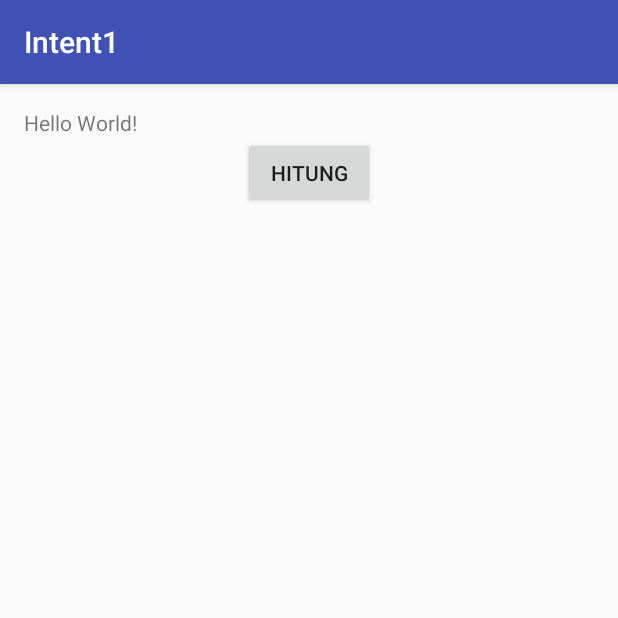
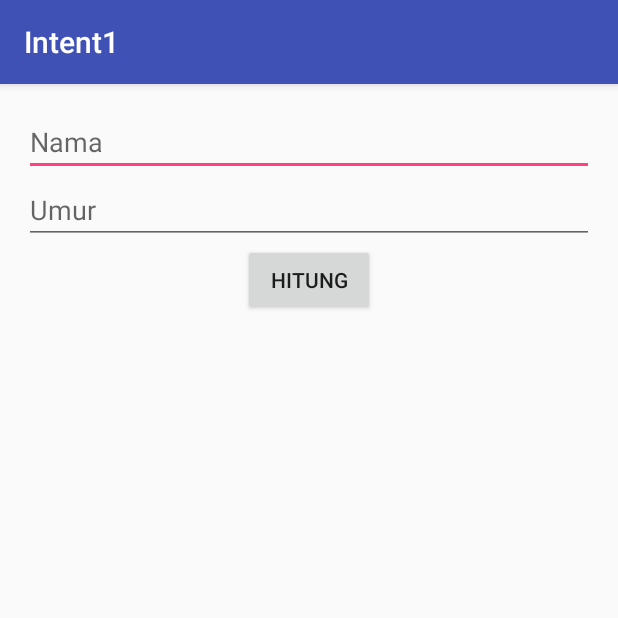
Before and after one commit to GrandisRF/Intent1, an Android app: the screen it shows after launch (MainActivity), on a phone screen of 412 x 824 dp, the top half of it. Run offline under Robolectric (Android 15) with nearby library versions, the phone set to English and light mode, and no system bars.

Commit message:
startActivity Part 2

```diff
--- a/app/build.gradle
+++ b/app/build.gradle
@@ -23,4 +23,5 @@ dependencies {
     compile fileTree(dir: 'libs', include: ['*.jar'])
     testCompile 'junit:junit:4.12'
     compile 'com.android.support:appcompat-v7:23.3.0'
+    compile 'com.android.support:design:23.3.0'
 }
--- a/app/src/main/java/id/sch/smktelkom_mlg/learn/intent1/MainActivity.java
+++ b/app/src/main/java/id/sch/smktelkom_mlg/learn/intent1/MainActivity.java
@@ -1,24 +1,50 @@
 package id.sch.smktelkom_mlg.learn.intent1;
 
 import android.content.Intent;
+import android.os.Bundle;
 import android.support.v7.app.AppCompatActivity;
-import android.os.Bundle;
 import android.view.View;
+import android.widget.EditText;
 
 public class MainActivity extends AppCompatActivity {
+    public static final String NAMA = "Nama";
+    public static final String UMUR = "Umur";
+    EditText etNama;
+    EditText etUmur;
+
+    @Override
+    public void setTitle(CharSequence title) {
+        super.setTitle("Input");
+    }
 
     @Override
     protected void onCreate(Bundle savedInstanceState) {
         super.onCreate(savedInstanceState);
         setContentView(R.layout.activity_main);
 
+        etNama = (EditText) findViewById(R.id.editTextNama);
+        etUmur = (EditText) findViewById(R.id.editTextUmur);
+
         findViewById(R.id.buttonHitung).setOnClickListener(new View.OnClickListener()
         {
             @Override
             public void onClick(View v)
             {
-                startActivity(new Intent(MainActivity.this, HasilActivity.class));
+                goHasil();
             }
         });
     }
+
+    private void goHasil() {
+        String nama = etNama.getText().toString();
+        String umurStr = etUmur.getText().toString();
+
+        int umur = umurStr.isEmpty() ? 0 : Integer.parseInt(umurStr);
+
+        Intent intent = new Intent(MainActivity.this, HasilActivity.class);
+        intent.putExtra(NAMA, nama);
+        intent.putExtra(UMUR, umur);
+
+        startActivity(intent);
+    }
 }
--- a/app/src/main/res/layout/activity_main.xml
+++ b/app/src/main/res/layout/activity_main.xml
@@ -10,15 +10,25 @@
     android:paddingTop="@dimen/activity_vertical_margin"
     tools:context="id.sch.smktelkom_mlg.learn.intent1.MainActivity">
 
-    <TextView
+    <EditText
+        android:layout_width="match_parent"
+        android:layout_height="wrap_content"
+        android:ems="@+id/editTextNama"
+        android:hint="Nama"
+        android:inputType="textPersonName" />
+
+    <EditText
+        android:id="@+id/editTextUmur"
+        android:layout_width="match_parent"
+        android:layout_height="wrap_content"
+        android:ems="10"
+        android:hint="Umur"
+        android:inputType="numberSigned" />
+
+    <Button
+        android:id="@+id/buttonHitung"
         android:layout_width="wrap_content"
         android:layout_height="wrap_content"
-        android:text="Hello World!" />
-
-    <Button
-        android:layout_width="wrap_content"
-        android:layout_height="wrap_content"
-        android:text="Hitung"
-        android:id="@+id/buttonHitung"
-        android:layout_gravity="center_horizontal" />
+        android:layout_gravity="center_horizontal"
+        android:text="Hitung" />
 </LinearLayout>
```
Also changed, not shown: app/src/main/java/id/sch/smktelkom_mlg/learn/intent1/HasilActivity.java (+20 -5 lines), app/src/main/res/layout/activity_hasil.xml (+11 -3 lines).
